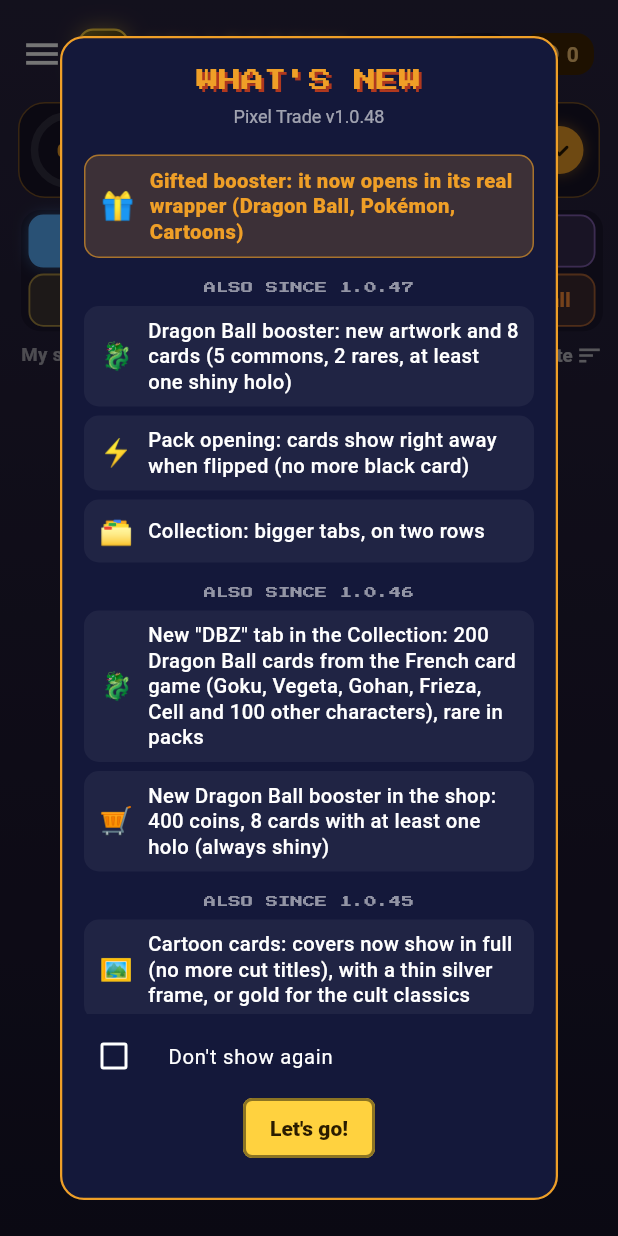
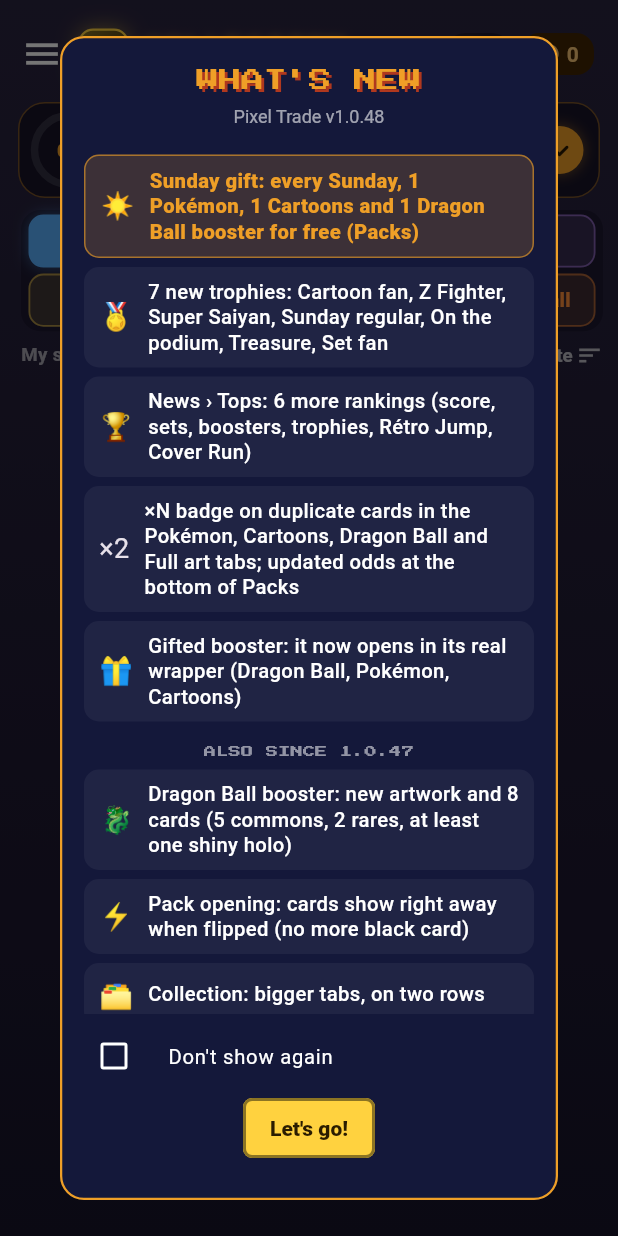
Before and after one commit to foclabroc/retro_collec_app, a Flutter app: the HomeShell screen opened directly, on a phone screen of 412 x 824 dp. Run offline on Flutter 3.47's test engine with Material 3 defaults, Android fonts, the phone set to English and light mode, and no system bars; our stand-ins replace flutter_local_notifications, google_fonts, open_filex, sensors_plus, shared_preferences, web; missing offline and left inert: dart:js_interop, workmanager; accounts and stored records are empty; network calls fail; statements that could not run were skipped.

Commit message:
1.0.48 complétée : nouveautés, CHANGELOG, CLAUDE.md
Co-Authored-By: Claude Opus 5.5 <noreply@anthropic.com>
Claude-Session: https://claude.ai/code/session_01Cs3xDsZd7Naejto1Ny4ucY

```diff
--- a/lib/whats_new.dart
+++ b/lib/whats_new.dart
@@ -12,6 +12,14 @@ import 'update_check.dart';
 // ═══════════════════════════════════════════════════════════════════════════
 
 const _kNews = <(String, String, String)>[
+  ('☀️', 'Cadeau du dimanche : chaque dimanche, 1 booster Pokémon, 1 Dessins animés et 1 Dragon Ball offerts (Paquets)',
+      'Sunday gift: every Sunday, 1 Pokémon, 1 Cartoons and 1 Dragon Ball booster for free (Packs)'),
+  ('🏅', '7 nouveaux trophées : Téléspectateur, Guerrier Z, Super Saiyan, Fidèle du dimanche, Sur le podium, Trésor, Fan de séries',
+      '7 new trophies: Cartoon fan, Z Fighter, Super Saiyan, Sunday regular, On the podium, Treasure, Set fan'),
+  ('🏆', 'Actualité › Tops : 6 classements de plus (score, séries, boosters, trophées, Rétro Jump, Course de jaquettes)',
+      'News › Tops: 6 more rankings (score, sets, boosters, trophies, Rétro Jump, Cover Run)'),
+  ('×2', 'Pastille ×N sur les cartes en double des onglets Pokémon, Animés, Dragon Ball et Full art ; chances à jour en bas de Paquets',
+      '×N badge on duplicate cards in the Pokémon, Cartoons, Dragon Ball and Full art tabs; updated odds at the bottom of Packs'),
   ('🎁', 'Booster offert : il s\'ouvre maintenant dans son vrai emballage (Dragon Ball, Pokémon, Dessins animés)',
       'Gifted booster: it now opens in its real wrapper (Dragon Ball, Pokémon, Cartoons)'),
   ('#', 'Aussi depuis la 1.0.47', 'Also since 1.0.47'),
```
Also changed, not shown: 2 other files.
